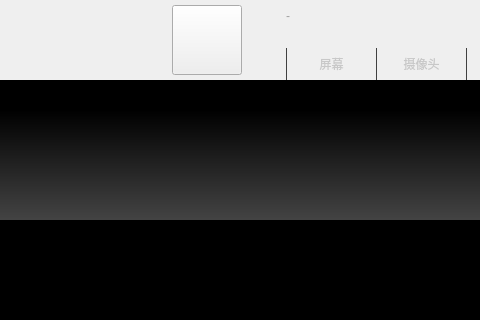
This is mainwindow.ui in guee/GueeRecorder as Qt 5 draws it before an edit; both pictures show x 0 to 480 and y 0 to 320 of the 700 by 409 pixel window. The edited form follows.
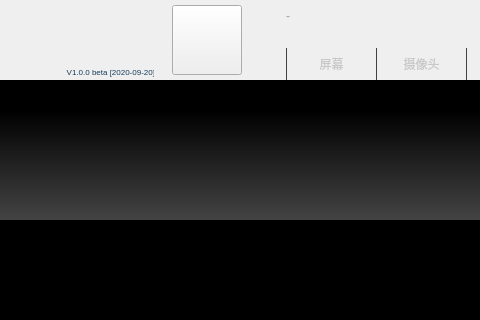
This is the edited form. Icons and pictures are not drawn. Custom widgets are drawn as their Qt base class.

Commit message: 主界面上增加了版本号显示

Patch:
```diff
--- a/mainwindow.ui
+++ b/mainwindow.ui
@@ -274,18 +274,15 @@
            <height>16777215</height>
           </size>
          </property>
-         <layout class="QHBoxLayout" name="horizontalLayout_6">
-          <property name="leftMargin">
-           <number>4</number>
-          </property>
-          <property name="topMargin">
-           <number>8</number>
-          </property>
-          <property name="rightMargin">
-           <number>0</number>
-          </property>
-          <item>
            <widget class="QLabel" name="labelLogo">
+          <property name="geometry">
+           <rect>
+            <x>4</x>
+            <y>8</y>
+            <width>128</width>
+            <height>64</height>
+           </rect>
+          </property>
             <property name="minimumSize">
              <size>
               <width>128</width>
@@ -305,8 +302,27 @@
              <pixmap resource="UiResource/recorder.qrc">:/logo.png</pixmap>
             </property>
            </widget>
-          </item>
-         </layout>
+         <widget class="QLabel" name="labelVersion">
+          <property name="geometry">
+           <rect>
+            <x>0</x>
+            <y>61</y>
+            <width>151</width>
+            <height>22</height>
+           </rect>
+          </property>
+          <property name="styleSheet">
+           <string notr="true">color: rgb(20, 60, 90);
+font-size:8px;
+</string>
+          </property>
+          <property name="text">
+           <string>V1.0.0 beta [2020-09-20]</string>
+          </property>
+          <property name="alignment">
+           <set>Qt::AlignRight|Qt::AlignTrailing|Qt::AlignVCenter</set>
+          </property>
+         </widget>
         </widget>
        </item>
        <item>
```
Lines whose indentation alone changed are shown as unchanged. The commit also changes 3 other files.
